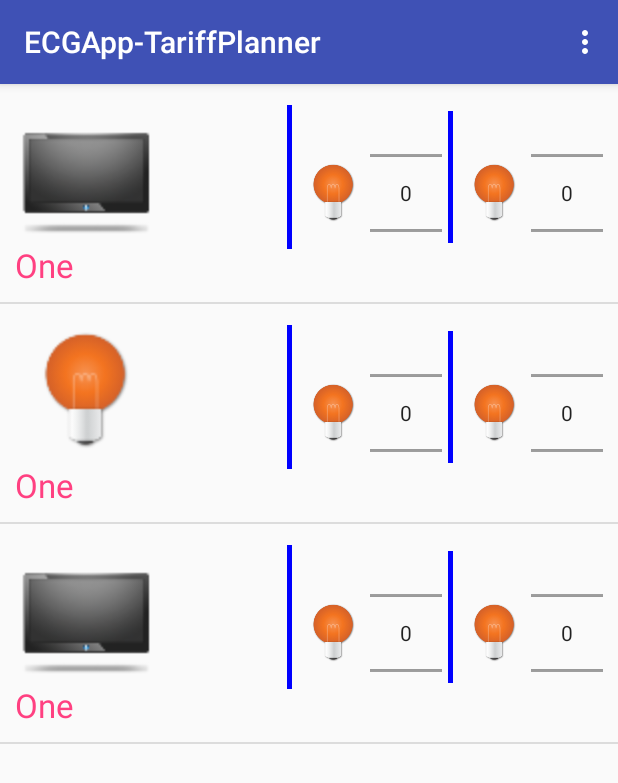
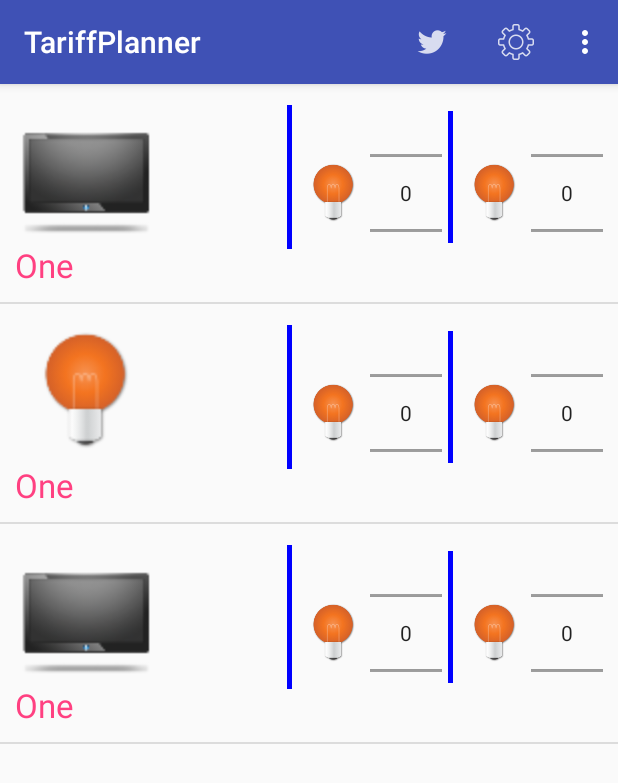
Before and after one commit to RbkGh/QuickTarriff, an Android app: the fragment FragmentDetailedAppliance placed in its activity, on a phone screen of 412 x 824 dp. Shown: the top 783 px of the screen. Run offline under Robolectric (Android 15) with nearby library versions, the light colour scheme and no system bars; libraries missing offline, so code that uses them is left out: com.gc.materialdesign, it.moondroid.coverflow, xyz.hanks.library; 6 statements that could not run were skipped.

Commit message:
added action bar menu icons,tweet and settings

```diff
--- a/app/src/main/AndroidManifest.xml
+++ b/app/src/main/AndroidManifest.xml
@@ -7,11 +7,13 @@
         android:icon="@mipmap/ic_launcher"
         android:label="@string/app_name"
         android:supportsRtl="true"
+
         android:theme="@style/AppTheme">
         <activity
             android:name=".HomeActivity"
             android:label="@string/app_name"
-            android:theme="@style/AppTheme.NoActionBar">
+            android:theme="@style/AppTheme.NoActionBar"
+            android:screenOrientation="portrait">
             <intent-filter>
                 <action android:name="android.intent.action.MAIN" />
 
--- a/app/src/main/res/menu/menu_home.xml
+++ b/app/src/main/res/menu/menu_home.xml
@@ -7,10 +7,17 @@
         android:orderInCategory="100"
         android:title="@string/action_settings"
         app:showAsAction="never" />
-    <!--<item-->
-        <!--android:id="@+id/action_next"-->
-        <!--android:orderInCategory="100"-->
-        <!--android:title="@string/action_settings"-->
-        <!--android:icon="@drawable/ic_action_next"-->
-        <!--app:showAsAction="always" />-->
+    <item
+        android:id="@+id/action_twitter"
+        android:orderInCategory="100"
+        android:title="@string/action_tweet"
+        android:icon="@drawable/ic_menu_tweet"
+        app:showAsAction="always" />
+    <item
+        android:id="@+id/action_next"
+        android:orderInCategory="100"
+        android:title="@string/action_settings"
+        android:icon="@drawable/ic_menu_settings"
+        app:showAsAction="always" />
+
 </menu>
--- a/app/src/main/res/values/strings.xml
+++ b/app/src/main/res/values/strings.xml
@@ -1,6 +1,7 @@
 <resources>
-    <string name="app_name">ECGApp-TariffPlanner</string>
+    <string name="app_name">TariffPlanner</string>
     <string name="action_settings">Settings</string>
+    <string name="action_tweet">Tweet</string>
     <string name="action_next">Next</string>
 
     <!-- TODO: Remove or change this placeholder text -->
```
Also changed, not shown: app/src/main/res/drawable-hdpi/ic_action_twitter.png (added), app/src/main/res/drawable-hdpi/ic_menu_seettings.png (added), app/src/main/res/drawable-hdpi/ic_menu_settings.png (added), app/src/main/res/drawable-hdpi/ic_menu_tweet.png (added), app/src/main/res/drawable-mdpi/ic_action_twitter.png (added), app/src/main/res/drawable-mdpi/ic_menu_seettings.png (added), app/src/main/res/drawable-mdpi/ic_menu_settings.png (added), app/src/main/res/drawable-mdpi/ic_menu_tweet.png (added), app/src/main/res/drawable-xhdpi/ic_action_twitter.png (added), app/src/main/res/drawable-xhdpi/ic_menu_seettings.png (added), app/src/main/res/drawable-xhdpi/ic_menu_settings.png (added), app/src/main/res/drawable-xhdpi/ic_menu_tweet.png (added), app/src/main/res/drawable-xxhdpi/ic_action_twitter.png (added), app/src/main/res/drawable-xxhdpi/ic_menu_seettings.png (added), 2 more files.
